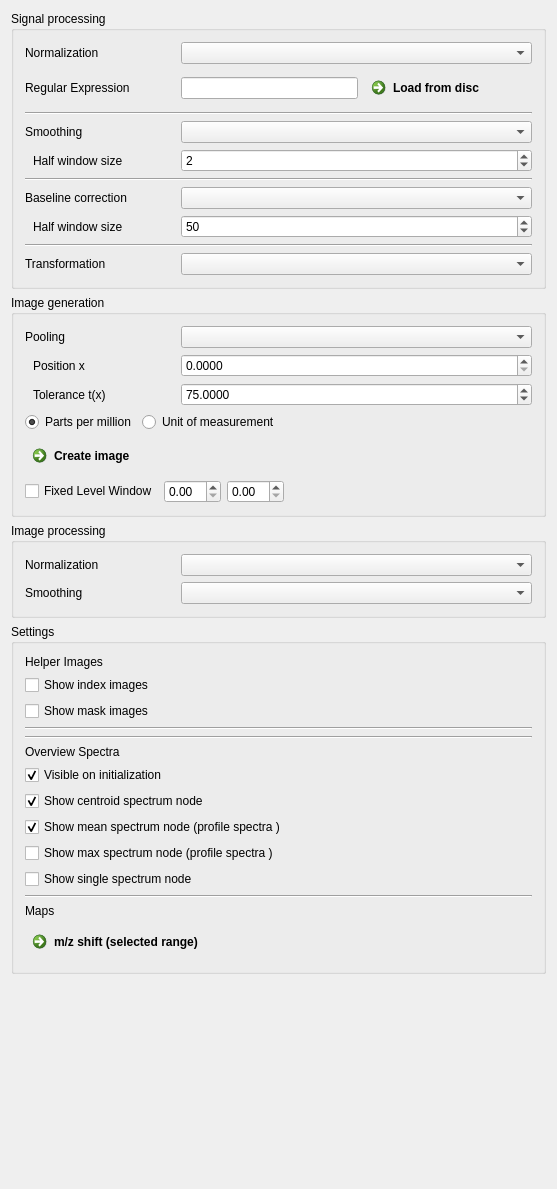
Above: Plugins/org.mitk.gui.qt.m2.data/src/internal/m2Data.ui from jtfcordes/M2aia before the change. Below: the same form after it.
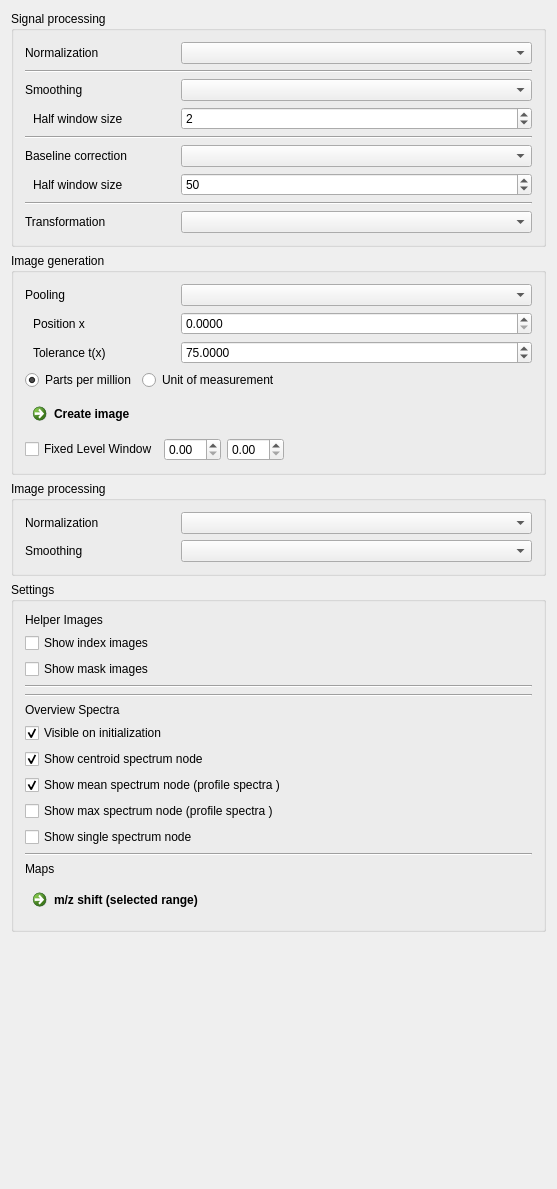
That is the form after the change.

Commit message: update data view

The edit to the form file:
```diff
--- a/Plugins/org.mitk.gui.qt.m2.data/src/internal/m2Data.ui
+++ b/Plugins/org.mitk.gui.qt.m2.data/src/internal/m2Data.ui
@@ -86,64 +86,6 @@
         </item>
        </layout>
       </item>
-      <item>
-       <layout class="QHBoxLayout" name="externalNormalizationLayout">
-        <item>
-         <widget class="QLabel" name="labelLoadExternalNormalization">
-          <property name="minimumSize">
-           <size>
-            <width>150</width>
-            <height>0</height>
-           </size>
-          </property>
-          <property name="maximumSize">
-           <size>
-            <width>150</width>
-            <height>16777215</height>
-           </size>
-          </property>
-          <property name="toolTip">
-           <string>&lt;html&gt;&lt;head/&gt;&lt;body&gt;&lt;p&gt;Enter the &amp;lt;name&amp;gt; of the file to be loaded as external normalization. This file must be placed next to the input imzML file.&lt;br/&gt;&lt;br/&gt;The entered text &amp;lt;name&amp;gt; is interpreted as a regular expression and. The search path &amp;lt;path&amp;gt; is the directory of the corresponding imzML file with name &amp;lt;imzML&amp;gt;.&lt;br/&gt;&lt;br/&gt;Searches on the disk for a file with the following pattern: &amp;quot;&amp;lt;path&amp;gt;/&amp;lt;imzML&amp;gt;.&amp;lt;name&amp;gt;&amp;quot;&lt;br/&gt;&lt;br/&gt;&amp;lt;path&amp;gt;: Path pointing to the directory of the imzML file on disk&lt;br/&gt;&amp;lt;imzML&amp;gt;: File name of the imzML file without extension&lt;br/&gt;&amp;lt;name&amp;gt;: Name of the external normalization file, incl. file extension&lt;br/&gt;&lt;/p&gt;&lt;/body&gt;&lt;/html&gt;</string>
-          </property>
-          <property name="text">
-           <string>Regular Expression</string>
-          </property>
-          <property name="indent">
-           <number>0</number>
-          </property>
-         </widget>
-        </item>
-        <item>
-         <widget class="QLineEdit" name="lineEditExternalNormalization">
-          <property name="toolTip">
-           <string>&lt;html&gt;&lt;head/&gt;&lt;body&gt;&lt;p&gt;Enter the &amp;lt;name&amp;gt; of the file to be loaded as external normalization. This file must be placed next to the input imzML file.&lt;br/&gt;&lt;br/&gt;The entered text &amp;lt;name&amp;gt; is interpreted as a regular expression and. The search path &amp;lt;path&amp;gt; is the directory of the corresponding imzML file with name &amp;lt;imzML&amp;gt;.&lt;br/&gt;&lt;br/&gt;Searches on the disk for a file with the following pattern: &amp;quot;&amp;lt;path&amp;gt;/&amp;lt;imzML&amp;gt;.&amp;lt;name&amp;gt;&amp;quot;&lt;br/&gt;&lt;br/&gt;&amp;lt;path&amp;gt;: Path pointing to the directory of the imzML file on disk&lt;br/&gt;&amp;lt;imzML&amp;gt;: File name of the imzML file without extension&lt;br/&gt;&amp;lt;name&amp;gt;: Name of the external normalization file, incl. file extension&lt;br/&gt;&lt;/p&gt;&lt;/body&gt;&lt;/html&gt;</string>
-          </property>
-          <property name="inputMask">
-           <string/>
-          </property>
-          <property name="text">
-           <string/>
-          </property>
-          <property name="placeholderText">
-           <string/>
-          </property>
-         </widget>
-        </item>
-        <item>
-         <widget class="QCommandLinkButton" name="btnLoadExternalNormalization">
-          <property name="enabled">
-           <bool>true</bool>
-          </property>
-          <property name="toolTip">
-           <string>&lt;html&gt;&lt;head/&gt;&lt;body&gt;&lt;p&gt;Enter the &amp;lt;name&amp;gt; of the file to be loaded as external normalization. This file must be placed next to the input imzML file.&lt;br/&gt;&lt;br/&gt;The entered text &amp;lt;name&amp;gt; is interpreted as a regular expression and. The search path &amp;lt;path&amp;gt; is the directory of the corresponding imzML file with name &amp;lt;imzML&amp;gt;.&lt;br/&gt;&lt;br/&gt;Searches on the disk for a file with the following pattern: &amp;quot;&amp;lt;path&amp;gt;/&amp;lt;imzML&amp;gt;.&amp;lt;name&amp;gt;&amp;quot;&lt;br/&gt;&lt;br/&gt;&amp;lt;path&amp;gt;: Path pointing to the directory of the imzML file on disk&lt;br/&gt;&amp;lt;imzML&amp;gt;: File name of the imzML file without extension&lt;br/&gt;&amp;lt;name&amp;gt;: Name of the external normalization file, incl. file extension&lt;br/&gt;&lt;/p&gt;&lt;/body&gt;&lt;/html&gt;</string>
-          </property>
-          <property name="text">
-           <string>Load from disc</string>
-          </property>
-         </widget>
-        </item>
-       </layout>
-      </item>
       <item>
        <widget class="Line" name="line_2">
         <property name="orientation">
```
The commit also changes 2 other files.
